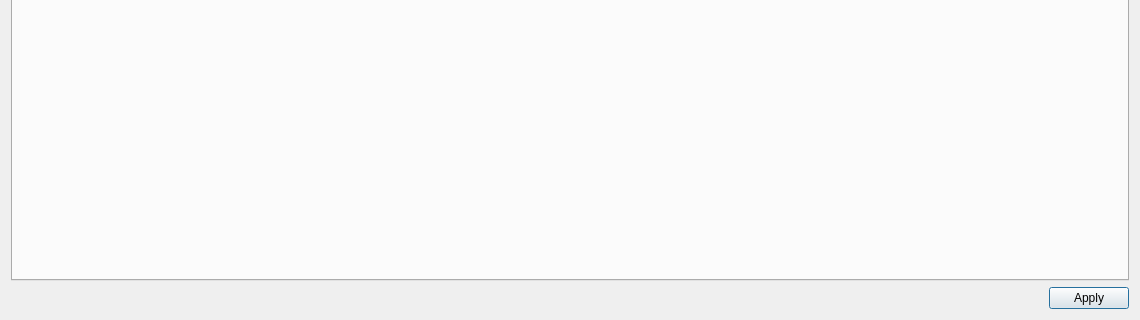
Above: dsvedit/item_editor.ui from LagoLunatic/DSVEdit before the change; both pictures show x 0 to 1140 and y 180 to 500 of the 1140 by 500 pixel window. Below: the same form after it.
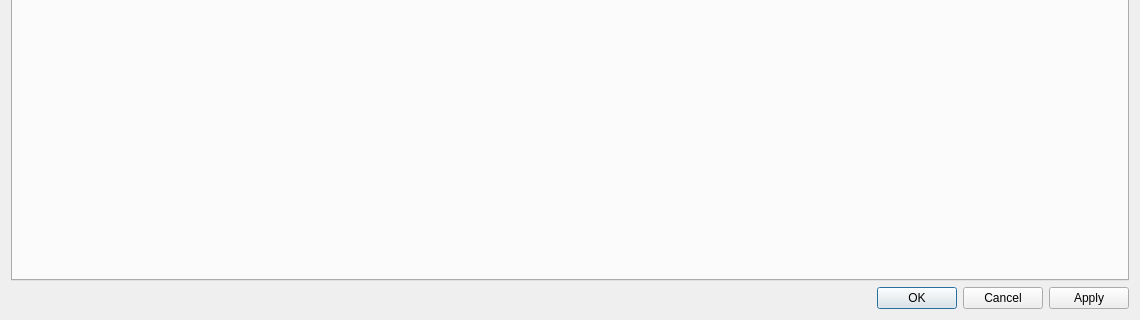
That is the form after the change.

Commit message: Add more buttons to enemy/item/text editors

Diff of the .ui file:
```diff
--- a/dsvedit/item_editor.ui
+++ b/dsvedit/item_editor.ui
@@ -33,7 +33,7 @@
       <enum>Qt::Horizontal</enum>
      </property>
      <property name="standardButtons">
-      <set>QDialogButtonBox::Apply</set>
+      <set>QDialogButtonBox::Apply|QDialogButtonBox::Cancel|QDialogButtonBox::Ok</set>
      </property>
     </widget>
    </item>
```
The commit also changes 5 other files.
